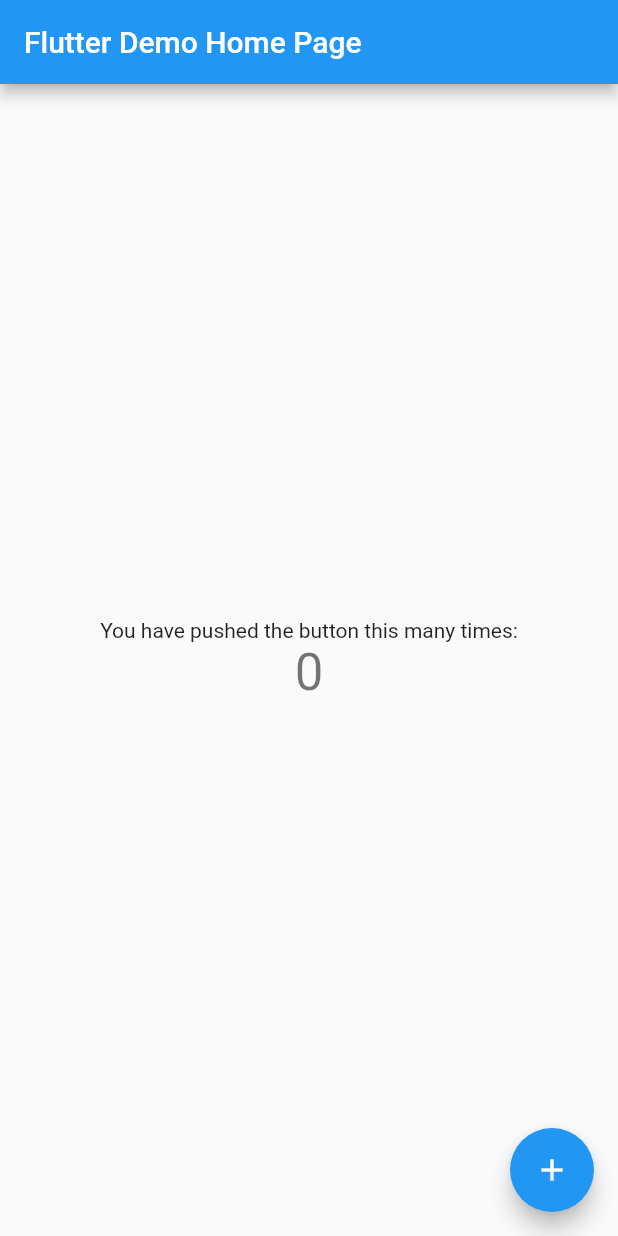
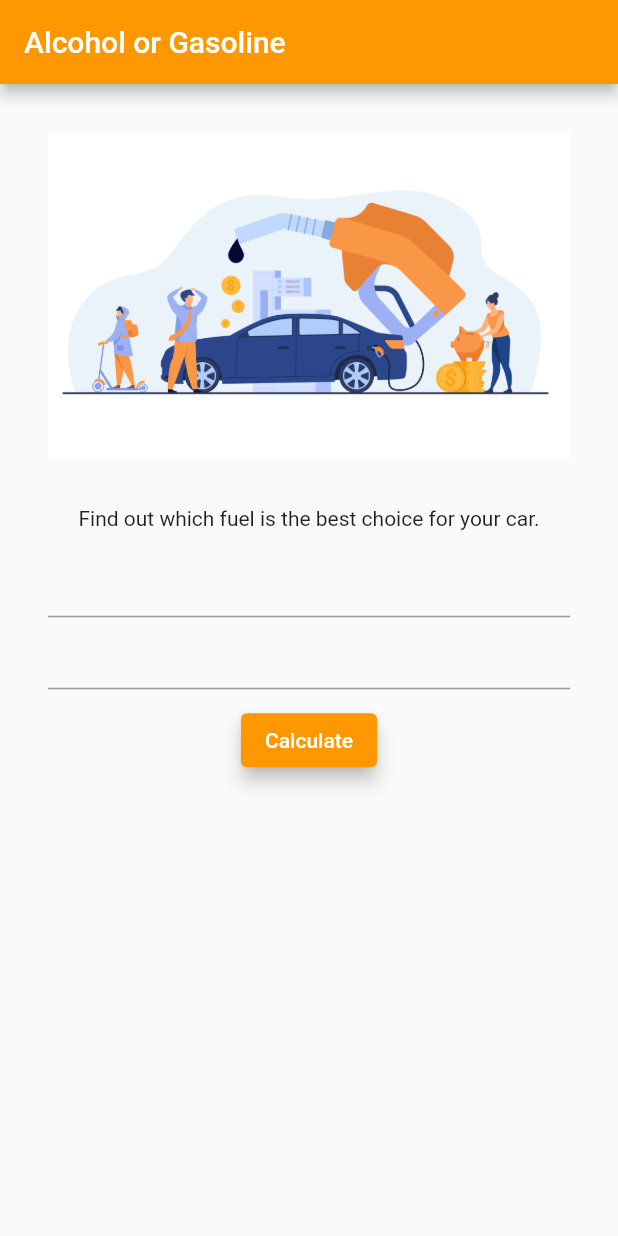
Before and after one commit to higorrocha/alcohol_gasoline_bt, a Flutter app: the screen it shows after launch, on a phone screen of 412 x 824 dp. Run offline on Flutter 3.47's test engine with Material 2 defaults, Android fonts, the phone set to English and light mode, and no system bars.

Commit message:
Developing the App structure

```diff
--- /dev/null
+++ b/lib/Home.dart
@@ -0,0 +1,49 @@
+import 'package:flutter/material.dart';
+
+class Home extends StatefulWidget {
+  const Home({Key? key}) : super(key: key);
+
+  @override
+  _HomeState createState() => _HomeState();
+}
+
+class _HomeState extends State<Home> {
+  @override
+  Widget build(BuildContext context) {
+    return Scaffold(
+      appBar: AppBar(
+        title: Text("Alcohol or Gasoline"),
+        backgroundColor: Colors.orange,
+      ),
+      body: Container(
+        padding: EdgeInsets.all(32),
+        child: Column(
+          children: [
+            Padding(
+              padding: EdgeInsets.only(bottom: 32),
+              child: Image.asset("images/logo.jpg"),
+            ),
+            Padding(
+              padding: EdgeInsets.only(bottom: 10),
+              child: Text("Find out which fuel is the best choice for your car."),
+            ),
+            TextField(),
+            TextField(),
+            Padding(
+              padding: EdgeInsets.only(top: 10),
+              child: ElevatedButton(
+                style: ElevatedButton.styleFrom(
+                  primary: Colors.orange,
+                  onSurface: Colors.orangeAccent,
+                  elevation: 5,
+                ),
+                child: Text("Calculate"),
+                onPressed: (){},
+              ),
+            ),
+          ],
+        ),
+      ),
+    );
+  }
+}
--- a/lib/main.dart
+++ b/lib/main.dart
@@ -1,113 +1,8 @@
+import 'package:alcohol_gasoline_bt/Home.dart';
 import 'package:flutter/material.dart';
 
 void main() {
-  runApp(MyApp());
+  runApp(MaterialApp(
+    home: Home(),
+  ));
 }
-
-class MyApp extends StatelessWidget {
-  // This widget is the root of your application.
-  @override
-  Widget build(BuildContext context) {
-    return MaterialApp(
-      title: 'Flutter Demo',
-      theme: ThemeData(
-        // This is the theme of your application.
-        //
-        // Try running your application with "flutter run". You'll see the
-        // application has a blue toolbar. Then, without quitting the app, try
-        // changing the primarySwatch below to Colors.green and then invoke
-        // "hot reload" (press "r" in the console where you ran "flutter run",
-        // or simply save your changes to "hot reload" in a Flutter IDE).
-        // Notice that the counter didn't reset back to zero; the application
-        // is not restarted.
-        primarySwatch: Colors.blue,
-      ),
-      home: MyHomePage(title: 'Flutter Demo Home Page'),
-    );
-  }
-}
-
-class MyHomePage extends StatefulWidget {
-  MyHomePage({Key? key, required this.title}) : super(key: key);
-
-  // This widget is the home page of your application. It is stateful, meaning
-  // that it has a State object (defined below) that contains fields that affect
-  // how it looks.
-
-  // This class is the configuration for the state. It holds the values (in this
-  // case the title) provided by the parent (in this case the App widget) and
-  // used by the build method of the State. Fields in a Widget subclass are
-  // always marked "final".
-
-  final String title;
-
-  @override
-  _MyHomePageState createState() => _MyHomePageState();
-}
-
-class _MyHomePageState extends State<MyHomePage> {
-  int _counter = 0;
-
-  void _incrementCounter() {
-    setState(() {
-      // This call to setState tells the Flutter framework that something has
-      // changed in this State, which causes it to rerun the build method below
-      // so that the display can reflect the updated values. If we changed
-      // _counter without calling setState(), then the build method would not be
-      // called again, and so nothing would appear to happen.
-      _counter++;
-    });
-  }
-
-  @override
-  Widget build(BuildContext context) {
-    // This method is rerun every time setState is called, for instance as done
-    // by the _incrementCounter method above.
-    //
-    // The Flutter framework has been optimized to make rerunning build methods
-    // fast, so that you can just rebuild anything that needs updating rather
-    // than having to individually change instances of widgets.
-    return Scaffold(
-      appBar: AppBar(
-        // Here we take the value from the MyHomePage object that was created by
-        // the App.build method, and use it to set our appbar title.
-        title: Text(widget.title),
-      ),
-      body: Center(
-        // Center is a layout widget. It takes a single child and positions it
-        // in the middle of the parent.
-        child: Column(
-          // Column is also a layout widget. It takes a list of children and
-          // arranges them vertically. By default, it sizes itself to fit its
-          // children horizontally, and tries to be as tall as its parent.
-          //
-          // Invoke "debug painting" (press "p" in the console, choose the
-          // "Toggle Debug Paint" action from the Flutter Inspector in Android
-          // Studio, or the "Toggle Debug Paint" command in Visual Studio Code)
-          // to see the wireframe for each widget.
-          //
-          // Column has various properties to control how it sizes itself and
-          // how it positions its children. Here we use mainAxisAlignment to
-          // center the children vertically; the main axis here is the vertical
-          // axis because Columns are vertical (the cross axis would be
-          // horizontal).
-          mainAxisAlignment: MainAxisAlignment.center,
-          children: <Widget>[
-            Text(
-              'You have pushed the button this many times:',
-            ),
-            Text(
-              '$_counter',
-              style: Theme.of(context).textTheme.headline4,
-            ),
-          ],
-        ),
-      ),
-      floatingActionButton: FloatingActionButton(
-        onPressed: _incrementCounter,
-        tooltip: 'Increment',
-        child: Icon(Icons.add),
-      ), // This trailing comma makes auto-formatting nicer for build methods.
-    );
-  }
-}
--- a/pubspec.yaml
+++ b/pubspec.yaml
@@ -48,6 +48,8 @@
   # assets:
   #   - images/a_dot_burr.jpeg
   #   - images/a_dot_ham.jpeg
+  assets:
+    - images/logo.jpg
 
   # An image asset can refer to one or more resolution-specific "variants", see
   # https://flutter.dev/assets-and-images/#resolution-aware.
```
Also changed, not shown: images/logo.jpg (added), 1 other file.
